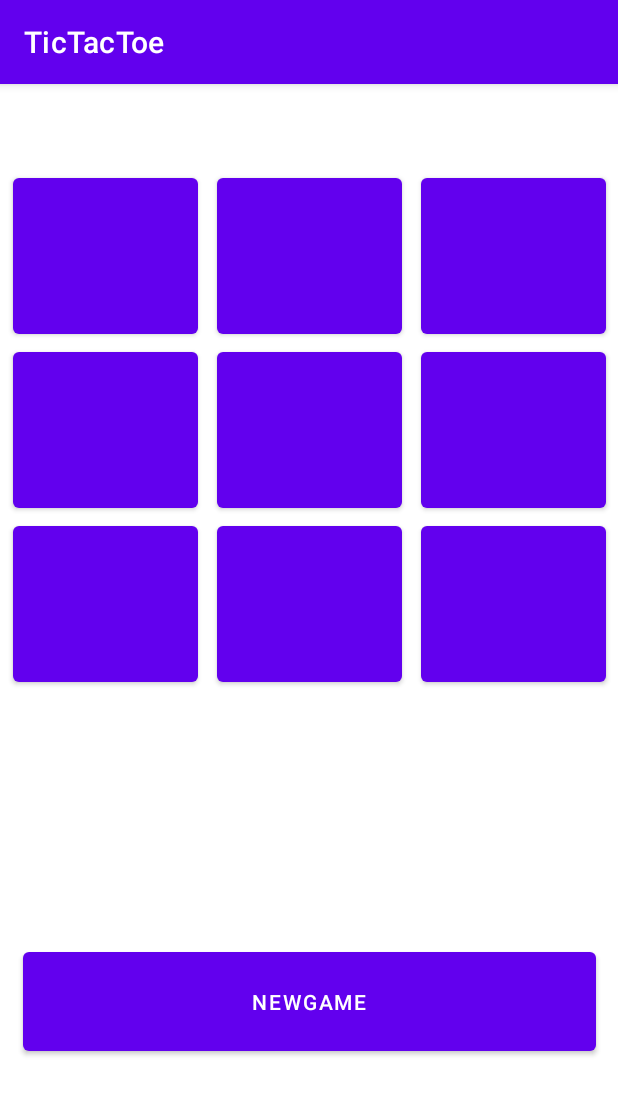
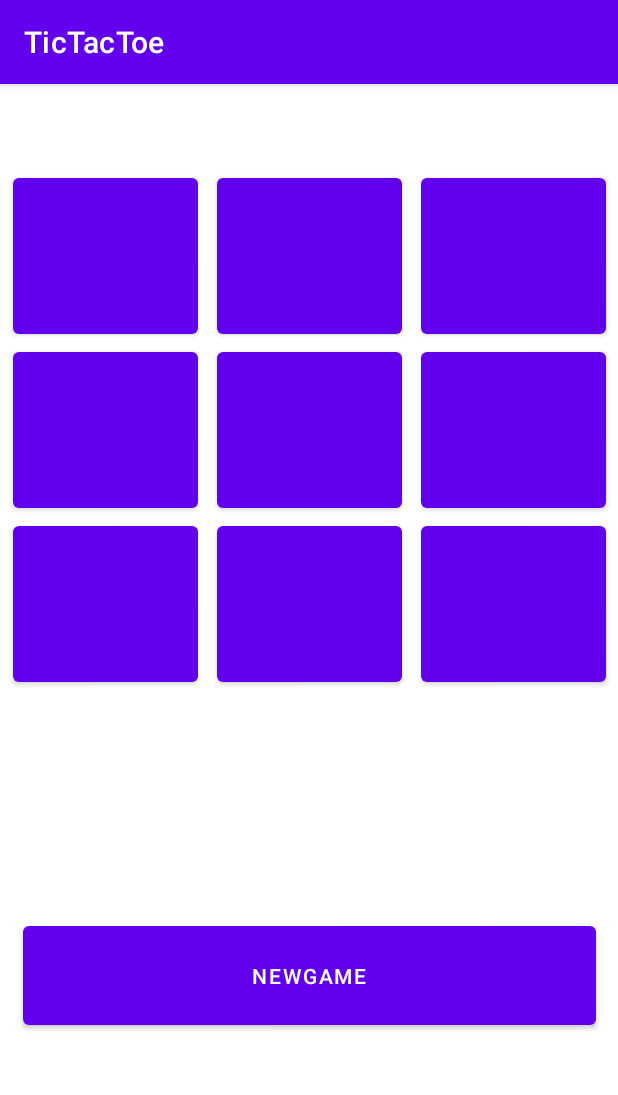
Before and after one commit to Amoonguss-0/TicTacToe, an Android app: the screen it shows after launch (MainActivity), on a phone screen of 412 x 824 dp. Shown: the top 1095 px of the screen. Run offline under Robolectric (Android 15) with nearby library versions, the phone set to English and light mode, and no system bars.

Commit message:
Fixed layout

```diff
--- a/app/src/main/res/layout/activity_main.xml
+++ b/app/src/main/res/layout/activity_main.xml
@@ -128,9 +128,7 @@
         android:layout_width="235dp"
         android:layout_height="103dp"
         android:layout_marginStart="83dp"
-        android:layout_marginTop="26dp"
         android:layout_marginEnd="93dp"
-        android:layout_marginBottom="26dp"
         app:layout_constraintBottom_toTopOf="@+id/button10"
         app:layout_constraintEnd_toEndOf="parent"
         app:layout_constraintStart_toStartOf="parent"
```
